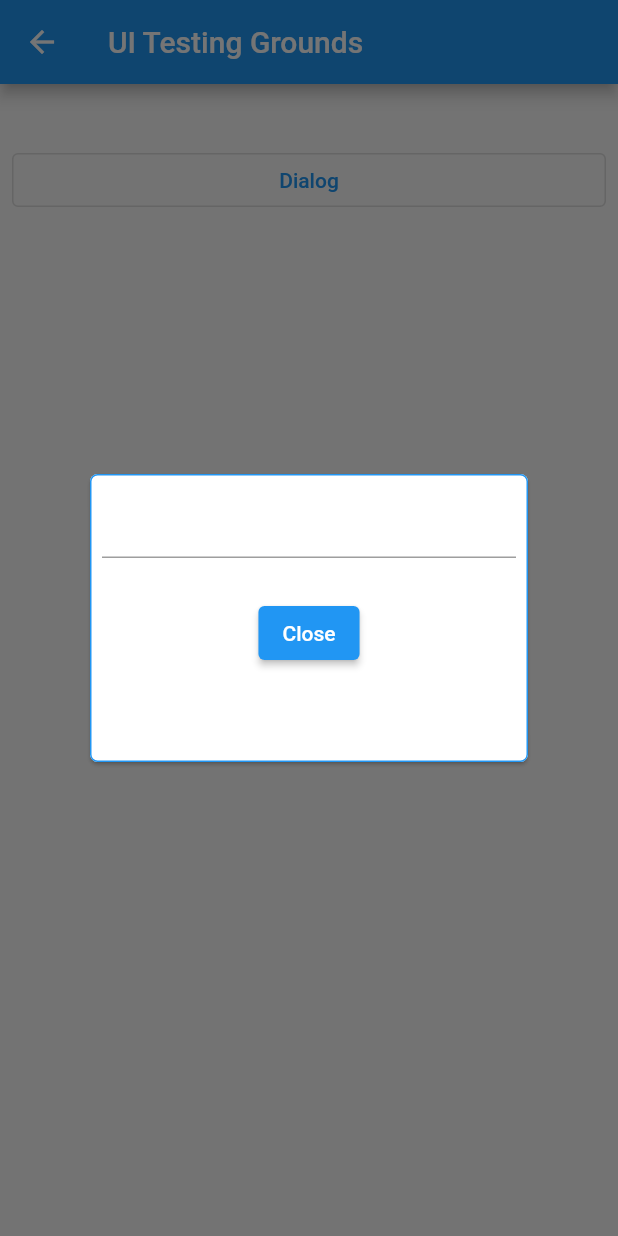
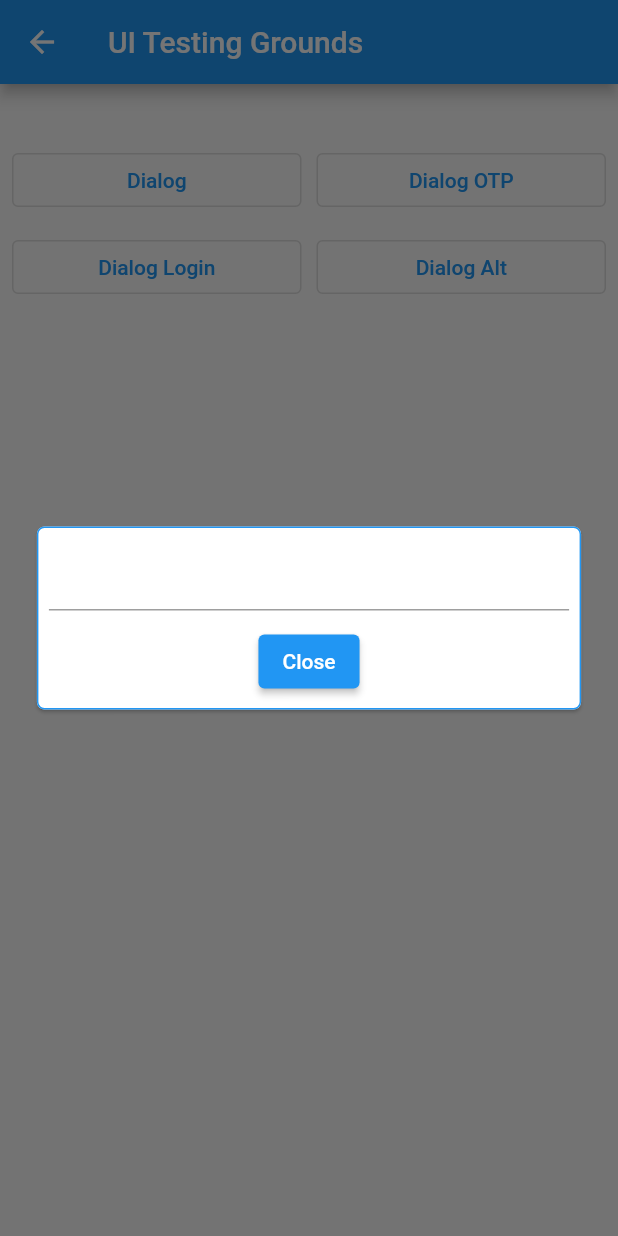
Before and after one commit to AZKZero/TestingFlutterGetx, a Flutter app: the UITestingGrounds screen opened directly, after a tap on "Dialog", on a phone screen of 412 x 824 dp. Run offline on Flutter 3.47's test engine with Material 2 defaults, Android fonts, the phone set to English and light mode, and no system bars; our stand-ins replace awesome_notifications, date_format, dio, drift, floor, get and 3 more; accounts and stored records are empty; generated files the repository leaves out were written again.

Commit message:
Various Dialogs

```diff
--- a/projectx/lib/ui/screens/template/dialogs/dialog1.dart
+++ b/projectx/lib/ui/screens/template/dialogs/dialog1.dart
@@ -8,8 +8,10 @@ class Dialog1 extends StatelessWidget {
 
   @override
   Widget build(BuildContext context) {
-    return  Center(
-      child: Container(height: 200, width: 300, constraints: const BoxConstraints(maxWidth: 400, minWidth: 10, minHeight: 10, maxHeight: 300), child: Card(
+    return Center(
+      child: Container(
+          constraints: BoxConstraints(maxWidth: MediaQuery.of(context).size.width * 0.9, minWidth: 10, minHeight: 10, maxHeight: MediaQuery.of(context).size.height * 0.6),
+          child: Card(
             shape: RoundedRectangleBorder(side: const BorderSide(color: Colors.blue), borderRadius: BorderRadius.circular(5)),
             child: Padding(
               padding: const EdgeInsets.all(8.0),
@@ -22,9 +24,8 @@ class Dialog1 extends StatelessWidget {
                   const SizedBox(
                     height: 10,
                   ),
-              Text(tosX.text),
                   ElevatedButton(
-                onPressed: () => Get.back(result: tosX.text),
+                    onPressed: () => Get.back(result: {"result": tosX.text}),
                     child: const Text("Close"),
                   )
                 ],
--- a/projectx/lib/ui/screens/template/testing_ground.dart
+++ b/projectx/lib/ui/screens/template/testing_ground.dart
@@ -2,6 +2,10 @@ import 'package:flutter/material.dart';
 import 'package:get/get.dart';
 import 'package:projectx/controller/factories/dialog_controller.dart';
 import 'package:projectx/ui/screens/template/dialogs/dialog1.dart';
+import 'package:projectx/ui/screens/template/dialogs/dialog_login.dart';
+import 'package:projectx/ui/screens/template/dialogs/dialog_login_otp.dart';
+
+import 'dialogs/dialog_login_alt.dart';
 
 class UITestingGrounds extends StatelessWidget {
   UITestingGrounds({Key? key}) : super(key: key);
@@ -21,21 +25,53 @@ class UITestingGrounds extends StatelessWidget {
             children: [
               Padding(
                 padding: const EdgeInsets.all(8.0),
-                child: Obx(() => Text((dialogController.result.value as String?) ?? "")),
+                child: Obx(() => Text((dialogController.result.value as Map?)?.toString() ?? "")),
               ),
               Row(
                 children: [
                   Expanded(
                       child: OutlinedButton(
                     onPressed: () async {
-                      dialogController.result.value = await Get.dialog(
-                         Dialog1(),
-                          useSafeArea: true);
+                      dialogController.result.value = await Get.dialog(Dialog1(), useSafeArea: true);
                     },
                     child: const Text("Dialog"),
-                  ))
+                  )),
+                  const SizedBox(
+                    width: 10,
+                  ),
+                  Expanded(
+                      child: OutlinedButton(
+                    onPressed: () async {
+                      dialogController.result.value = await Get.dialog(DialogLoginOTP(), useSafeArea: true);
+                    },
+                    child: const Text("Dialog OTP"),
+                  )),
                 ],
-              )
+              ),
+              const SizedBox(
+                height: 10,
+              ),
+              Row(
+                children: [
+                  Expanded(
+                      child: OutlinedButton(
+                        onPressed: () async {
+                          dialogController.result.value = await Get.dialog(DialogLogin(), useSafeArea: true);
+                        },
+                        child: const Text("Dialog Login"),
+                      )),
+                  const SizedBox(
+                    width: 10,
+                  ),
+                  Expanded(
+                      child: OutlinedButton(
+                        onPressed: () async {
+                          dialogController.result.value = await Get.dialog(DialogLoginAlt(), useSafeArea: true);
+                        },
+                        child: const Text("Dialog Alt"),
+                      )),
+                ],
+              ),
             ],
           ),
         ));
```
Also changed, not shown: projectx/lib/ui/screens/template/dialogs/dialog_login.dart (added, +62 -0 lines), projectx/lib/ui/screens/template/dialogs/dialog_login_alt.dart (added, +56 -0 lines), projectx/lib/ui/screens/template/dialogs/dialog_login_otp.dart (added, +118 -0 lines), projectx/pubspec.yaml (+7 -7 lines), projectx/assets/images/icons/facebook.png (added), projectx/assets/images/icons/g.png (added), projectx/assets/images/icons/twitter.png (added), projectx/pubspec.lock. Lines whose indentation alone changed are shown as unchanged.
